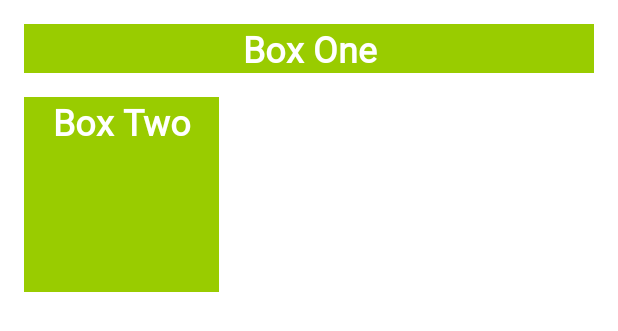
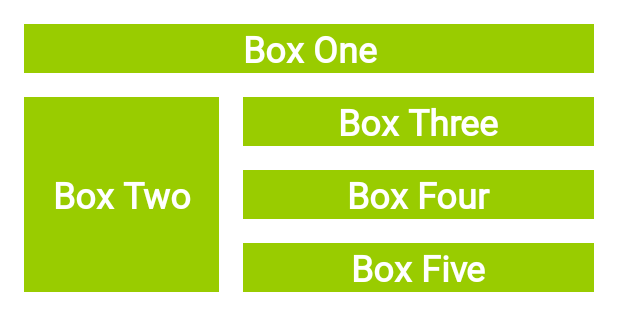
Before and after one commit to abubaker-cs/ColorMyViews-ND, an Android app: the layout activity_main.xml on its own in the app's theme, with its tools: preview values and no code run, on a phone screen of 412 x 824 dp. Shown: the top 331 px of the screen. Run offline under Robolectric (Android 15) with nearby library versions, the phone set to English and light mode, and no system bars.

Commit message:
Replaced reliance on depreciated "Android Kotlin Extensions" with DataBinding

```diff
--- a/app/build.gradle
+++ b/app/build.gradle
@@ -23,6 +23,10 @@ android {
             proguardFiles getDefaultProguardFile('proguard-android-optimize.txt'), 'proguard-rules.pro'
         }
     }
+    buildFeatures {
+        // DataBinding Step 1 - Enable Data Binding
+        dataBinding true
+    }
     compileOptions {
         sourceCompatibility JavaVersion.VERSION_1_8
         targetCompatibility JavaVersion.VERSION_1_8
--- a/app/src/main/res/layout/activity_main.xml
+++ b/app/src/main/res/layout/activity_main.xml
@@ -1,7 +1,12 @@
 <?xml version="1.0" encoding="utf-8"?>
-<androidx.constraintlayout.widget.ConstraintLayout xmlns:android="http://schemas.android.com/apk/res/android"
+
+<!-- DataBinding Step 2 - Embed our old LinearLayout inside layout as root -->
+<layout xmlns:android="http://schemas.android.com/apk/res/android"
     xmlns:app="http://schemas.android.com/apk/res-auto"
-    xmlns:tools="http://schemas.android.com/tools"
+    xmlns:tools="http://schemas.android.com/tools">
+
+<androidx.constraintlayout.widget.ConstraintLayout
+    android:id="@+id/constraint_layout"
     android:layout_width="match_parent"
     android:layout_height="match_parent"
     tools:context=".MainActivity">
@@ -26,8 +31,52 @@
         android:layout_height="130dp"
         android:layout_marginStart="16dp"
         android:layout_marginTop="16dp"
+        android:gravity="center_vertical"
         android:text="@string/box_two"
         app:layout_constraintStart_toStartOf="parent"
         app:layout_constraintTop_toBottomOf="@+id/box_one_text" />
 
+    <TextView
+        android:id="@+id/box_three_text"
+        style="@style/WhiteBox"
+        android:layout_width="0dp"
+        android:layout_height="wrap_content"
+        android:layout_marginStart="16dp"
+        android:layout_marginEnd="16dp"
+        android:text="@string/box_three"
+        app:layout_constraintBottom_toTopOf="@+id/box_four_text"
+        app:layout_constraintEnd_toEndOf="parent"
+        app:layout_constraintStart_toEndOf="@+id/box_two_text"
+        app:layout_constraintTop_toTopOf="@+id/box_two_text" />
+
+    <TextView
+        android:id="@+id/box_four_text"
+        style="@style/WhiteBox"
+        android:layout_width="0dp"
+        android:layout_height="wrap_content"
+        android:layout_marginStart="16dp"
+        android:layout_marginTop="16dp"
+        android:layout_marginEnd="16dp"
+        android:layout_marginBottom="16dp"
+        android:text="@string/box_four"
+        app:layout_constraintBottom_toTopOf="@+id/box_five_text"
+        app:layout_constraintEnd_toEndOf="parent"
+        app:layout_constraintStart_toEndOf="@+id/box_two_text"
+        app:layout_constraintTop_toBottomOf="@+id/box_three_text" />
+
+    <TextView
+        android:id="@+id/box_five_text"
+        style="@style/WhiteBox"
+        android:layout_width="0dp"
+        android:layout_height="wrap_content"
+        android:layout_marginStart="16dp"
+        android:layout_marginEnd="16dp"
+        android:text="@string/box_five"
+        app:layout_constraintBottom_toBottomOf="@+id/box_two_text"
+        app:layout_constraintEnd_toEndOf="parent"
+        app:layout_constraintStart_toEndOf="@+id/box_two_text"
+        app:layout_constraintTop_toBottomOf="@+id/box_four_text" />
+
 </androidx.constraintlayout.widget.ConstraintLayout>
+
+</layout>
```
Also changed, not shown: app/src/main/java/org/abubaker/colormyviewsnd/MainActivity.kt (+57 -1 lines).
